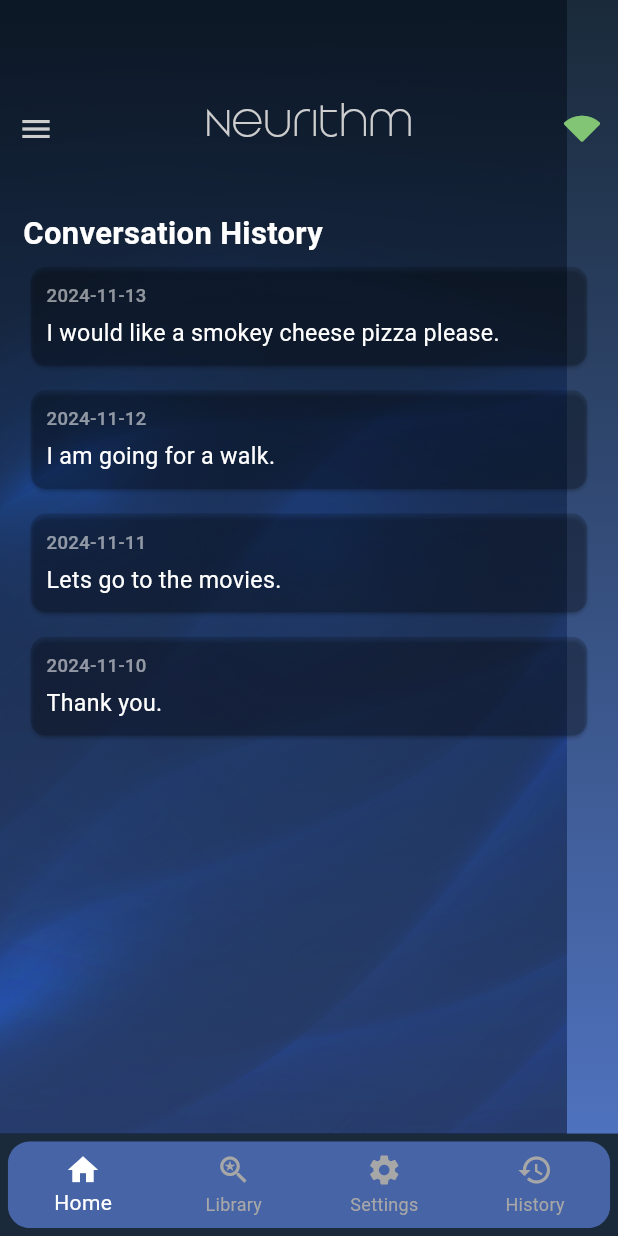
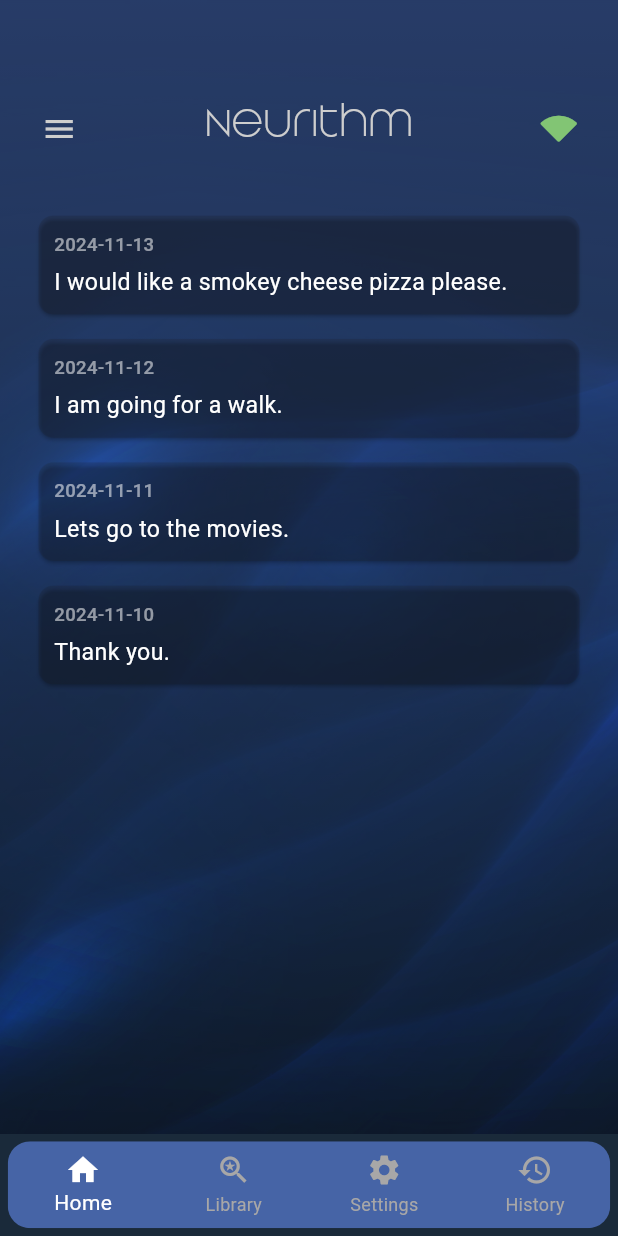
Before and after one commit to malakHelmy/Neurithm, a Flutter app: the screen it shows after launch, item 4 of the bottom bar chosen, on a phone screen of 412 x 824 dp. Run offline on Flutter 3.47's test engine with Material 3 defaults, Android fonts, the phone set to English and light mode, and no system bars; our stand-ins replace flutter_tts.

Commit message:
fixed ui consistency

```diff
--- a/neurithm_frontend/lib/screens/history.dart
+++ b/neurithm_frontend/lib/screens/history.dart
@@ -33,48 +33,45 @@ class HistoryPage extends StatelessWidget {
         ),
       ),
       body: Container(
-        decoration: darkGradientBackground,
+        decoration: gradientBackground,
         child: Stack(
           children: [
-            wavesBackground(screenWidth, screenHeight),
-              Padding(
-                padding: EdgeInsets.symmetric(
-                  horizontal: spacing(15),
+            Positioned.fill(
+              child: Opacity(
+                opacity: 0.50,
+                child: Image.asset(
+                  'assets/images/waves.jpg',
+                  fit: BoxFit.cover,
                 ),
               ),
-            SizedBox(height: spacing(15)),
-            Column(
+            ),
+            Padding(
+              padding: EdgeInsets.symmetric(horizontal: spacing(15)),
+              child: Column(
                 crossAxisAlignment: CrossAxisAlignment.start,
                 children: [
                   // Drawer appBar
                   Padding(
-                      padding: EdgeInsets.only(
-                        top: screenHeight * 0.075,
-                      ),
+                    padding: EdgeInsets.only(top: screenHeight * 0.075),
                     child: appBar(_scaffoldKey),
                   ),
-
-                    SizedBox(height: spacing(30)),
+                  SizedBox(height: spacing(15)),
                   Padding(
-                  padding: EdgeInsets.symmetric(horizontal: spacing(15)),
-                  child: Text(
-                    "Conversation History",
-                    style: TextStyle(
-                      fontSize: fontSize(20),
-                      fontWeight: FontWeight.bold,
-                      color: Colors.white,
-                    ),
-                  ),
-                ),
-                Expanded(
-                  child: Padding(
-                    padding: EdgeInsets.symmetric(horizontal: spacing(20)),
-                    child: ListView.builder(
+                    padding: EdgeInsets.symmetric(horizontal: spacing(10)),
+                    child: Center(
+                      child: Column(
+                        crossAxisAlignment: CrossAxisAlignment.center,
+                        children: [
+                          SizedBox(height: spacing(10)),
+                          // Scrollable content area for conversation history
+                          ListView.builder(
+                            shrinkWrap: true, // Ensures it works with the rest of the content
                             itemCount: conversationHistory.length,
                             itemBuilder: (context, index) {
                               final history = conversationHistory[index];
                               return Card(
-                          color: Colors.black.withOpacity(0.15),
+                                color: const Color.fromARGB(255, 29, 29, 29)
+                                    .withOpacity(0.15),
                                 margin: EdgeInsets.symmetric(vertical: spacing(8)),
                                 shape: RoundedRectangleBorder(
                                   borderRadius: BorderRadius.circular(10),
@@ -107,9 +104,12 @@ class HistoryPage extends StatelessWidget {
                               );
                             },
                           ),
+                        ],
+                      ),
                     ),
                   ),
                 ],
+              ),
             ),
           ],
         ),
```
Also changed, not shown: neurithm_frontend/lib/screens/settings.dart (+23 -13 lines). Lines whose indentation alone changed are shown as unchanged.
